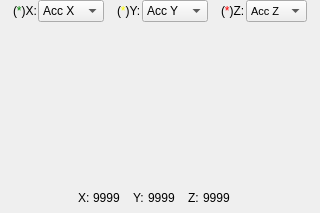
This is cbcui/ui/Graph.ui in kipr/cbc as Qt 5 draws it before an edit. The edited form follows.
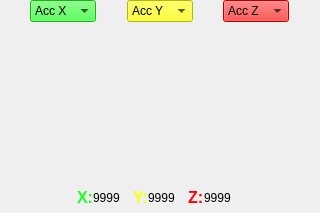
This is the edited form.

```diff
--- a/cbcui/ui/Graph.ui
+++ b/cbcui/ui/Graph.ui
@@ -25,24 +25,33 @@
   <property name="windowTitle">
    <string>Form</string>
   </property>
-  <layout class="QVBoxLayout" name="verticalLayout">
-   <property name="spacing">
+  <layout class="QVBoxLayout" >
+   <property name="spacing" >
     <number>0</number>
    </property>
-   <property name="margin">
+   <property name="leftMargin" >
+    <number>0</number>
+   </property>
+   <property name="topMargin" >
+    <number>0</number>
+   </property>
+   <property name="rightMargin" >
+    <number>0</number>
+   </property>
+   <property name="bottomMargin" >
     <number>0</number>
    </property>
    <item>
-    <layout class="QHBoxLayout" name="horizontalLayout">
-     <property name="spacing">
+    <layout class="QHBoxLayout" >
+     <property name="spacing" >
       <number>0</number>
      </property>
      <item>
-      <spacer name="horizontalSpacer">
-       <property name="orientation">
+      <spacer>
+       <property name="orientation" >
         <enum>Qt::Horizontal</enum>
        </property>
-       <property name="sizeHint" stdset="0">
+       <property name="sizeHint" >
         <size>
          <width>40</width>
          <height>20</height>
@@ -51,26 +60,14 @@
       </spacer>
      </item>
      <item>
-      <widget class="QLabel" name="label">
-       <property name="minimumSize">
-        <size>
-         <width>25</width>
-         <height>0</height>
-        </size>
+      <widget class="QComboBox" name="ui_xSelect" >
+       <property name="font" >
+        <font/>
        </property>
-       <property name="text">
-        <string>(&lt;font color=&quot;green&quot;&gt;*&lt;/font&gt;)X:</string>
+       <property name="styleSheet" >
+        <string>background:rgb(30,255,30);</string>
        </property>
-      </widget>
-     </item>
-     <item>
-      <widget class="QComboBox" name="ui_xSelect">
-       <property name="font">
-        <font>
-         <pointsize>9</pointsize>
-        </font>
-       </property>
-       <property name="editable">
+       <property name="editable" >
         <bool>false</bool>
        </property>
        <property name="currentIndex">
@@ -182,11 +179,11 @@
       </widget>
      </item>
      <item>
-      <spacer name="horizontalSpacer_7">
-       <property name="orientation">
+      <spacer>
+       <property name="orientation" >
         <enum>Qt::Horizontal</enum>
        </property>
-       <property name="sizeHint" stdset="0">
+       <property name="sizeHint" >
         <size>
          <width>40</width>
          <height>20</height>
@@ -195,26 +192,14 @@
       </spacer>
      </item>
      <item>
-      <widget class="QLabel" name="label_2">
-       <property name="minimumSize">
-        <size>
-         <width>25</width>
-         <height>0</height>
-        </size>
+      <widget class="QComboBox" name="ui_ySelect" >
+       <property name="font" >
+        <font/>
        </property>
-       <property name="text">
-        <string>(&lt;font color=&quot;yellow&quot;&gt;*&lt;/font&gt;)Y:</string>
+       <property name="styleSheet" >
+        <string>background:yellow;</string>
        </property>
-      </widget>
-     </item>
-     <item>
-      <widget class="QComboBox" name="ui_ySelect">
-       <property name="font">
-        <font>
-         <pointsize>9</pointsize>
-        </font>
-       </property>
-       <property name="editable">
+       <property name="editable" >
         <bool>false</bool>
        </property>
        <property name="currentIndex">
@@ -326,11 +311,11 @@
       </widget>
      </item>
      <item>
-      <spacer name="horizontalSpacer_8">
-       <property name="orientation">
+      <spacer>
+       <property name="orientation" >
         <enum>Qt::Horizontal</enum>
        </property>
-       <property name="sizeHint" stdset="0">
+       <property name="sizeHint" >
         <size>
          <width>40</width>
          <height>20</height>
@@ -339,26 +324,14 @@
       </spacer>
      </item>
      <item>
-      <widget class="QLabel" name="label_3">
-       <property name="minimumSize">
-        <size>
-         <width>25</width>
-         <height>0</height>
-        </size>
+      <widget class="QComboBox" name="ui_zSelect" >
+       <property name="font" >
+        <font/>
        </property>
-       <property name="text">
-        <string>(&lt;font color=&quot;red&quot;&gt;*&lt;/font&gt;)Z:</string>
+       <property name="styleSheet" >
+        <string>background:red;</string>
        </property>
-      </widget>
-     </item>
-     <item>
-      <widget class="QComboBox" name="ui_zSelect">
-       <property name="font">
-        <font>
-         <pointsize>8</pointsize>
-        </font>
-       </property>
-       <property name="editable">
+       <property name="editable" >
         <bool>false</bool>
        </property>
        <property name="currentIndex">
@@ -470,11 +443,11 @@
       </widget>
      </item>
      <item>
-      <spacer name="horizontalSpacer_2">
-       <property name="orientation">
+      <spacer>
+       <property name="orientation" >
         <enum>Qt::Horizontal</enum>
        </property>
-       <property name="sizeHint" stdset="0">
+       <property name="sizeHint" >
         <size>
          <width>40</width>
          <height>20</height>
@@ -485,13 +458,13 @@
     </layout>
    </item>
    <item>
-    <layout class="QHBoxLayout" name="horizontalLayout_3">
+    <layout class="QHBoxLayout" >
      <item>
-      <spacer name="horizontalSpacer_5">
-       <property name="orientation">
+      <spacer>
+       <property name="orientation" >
         <enum>Qt::Horizontal</enum>
        </property>
-       <property name="sizeHint" stdset="0">
+       <property name="sizeHint" >
         <size>
          <width>40</width>
          <height>20</height>
@@ -522,11 +495,11 @@
       </widget>
      </item>
      <item>
-      <spacer name="horizontalSpacer_6">
-       <property name="orientation">
+      <spacer>
+       <property name="orientation" >
         <enum>Qt::Horizontal</enum>
        </property>
-       <property name="sizeHint" stdset="0">
+       <property name="sizeHint" >
         <size>
          <width>40</width>
          <height>20</height>
@@ -537,16 +510,16 @@
     </layout>
    </item>
    <item>
-    <layout class="QHBoxLayout" name="horizontalLayout_2">
-     <property name="spacing">
+    <layout class="QHBoxLayout" >
+     <property name="spacing" >
       <number>0</number>
      </property>
      <item>
-      <spacer name="horizontalSpacer_3">
-       <property name="orientation">
+      <spacer>
+       <property name="orientation" >
         <enum>Qt::Horizontal</enum>
        </property>
-       <property name="sizeHint" stdset="0">
+       <property name="sizeHint" >
         <size>
          <width>40</width>
          <height>20</height>
@@ -555,14 +528,19 @@
       </spacer>
      </item>
      <item>
-      <widget class="QLabel" name="label_4">
-       <property name="minimumSize">
+      <widget class="QLabel" name="label_4" >
+       <property name="minimumSize" >
         <size>
          <width>15</width>
          <height>0</height>
         </size>
        </property>
-       <property name="text">
+       <property name="styleSheet" >
+        <string>color:rgb(30,255,30);
+font-size:12pt;
+font:bold;</string>
+       </property>
+       <property name="text" >
         <string>X:</string>
        </property>
       </widget>
@@ -581,14 +559,19 @@
       </widget>
      </item>
      <item>
-      <widget class="QLabel" name="label_5">
-       <property name="minimumSize">
+      <widget class="QLabel" name="label_5" >
+       <property name="minimumSize" >
         <size>
          <width>15</width>
          <height>0</height>
         </size>
        </property>
-       <property name="text">
+       <property name="styleSheet" >
+        <string>color:yellow;
+font-size:12pt;
+font:bold;</string>
+       </property>
+       <property name="text" >
         <string>Y:</string>
        </property>
       </widget>
@@ -607,21 +590,26 @@
       </widget>
      </item>
      <item>
-      <widget class="QLabel" name="label_6">
-       <property name="minimumSize">
+      <widget class="QLabel" name="label_6" >
+       <property name="minimumSize" >
         <size>
          <width>15</width>
          <height>0</height>
         </size>
        </property>
-       <property name="text">
+       <property name="styleSheet" >
+        <string>color:red;
+font-size:12pt;
+font:bold;</string>
+       </property>
+       <property name="text" >
         <string>Z:</string>
        </property>
       </widget>
      </item>
      <item>
-      <widget class="QLabel" name="ui_zValue">
-       <property name="minimumSize">
+      <widget class="QLabel" name="ui_zValue" >
+       <property name="minimumSize" >
         <size>
          <width>40</width>
          <height>0</height>
@@ -633,11 +621,11 @@
       </widget>
      </item>
      <item>
-      <spacer name="horizontalSpacer_4">
-       <property name="orientation">
+      <spacer>
+       <property name="orientation" >
         <enum>Qt::Horizontal</enum>
        </property>
-       <property name="sizeHint" stdset="0">
+       <property name="sizeHint" >
         <size>
          <width>40</width>
          <height>20</height>
```
Left out of the diff: 169 changed lines with no effect on the pictures.
